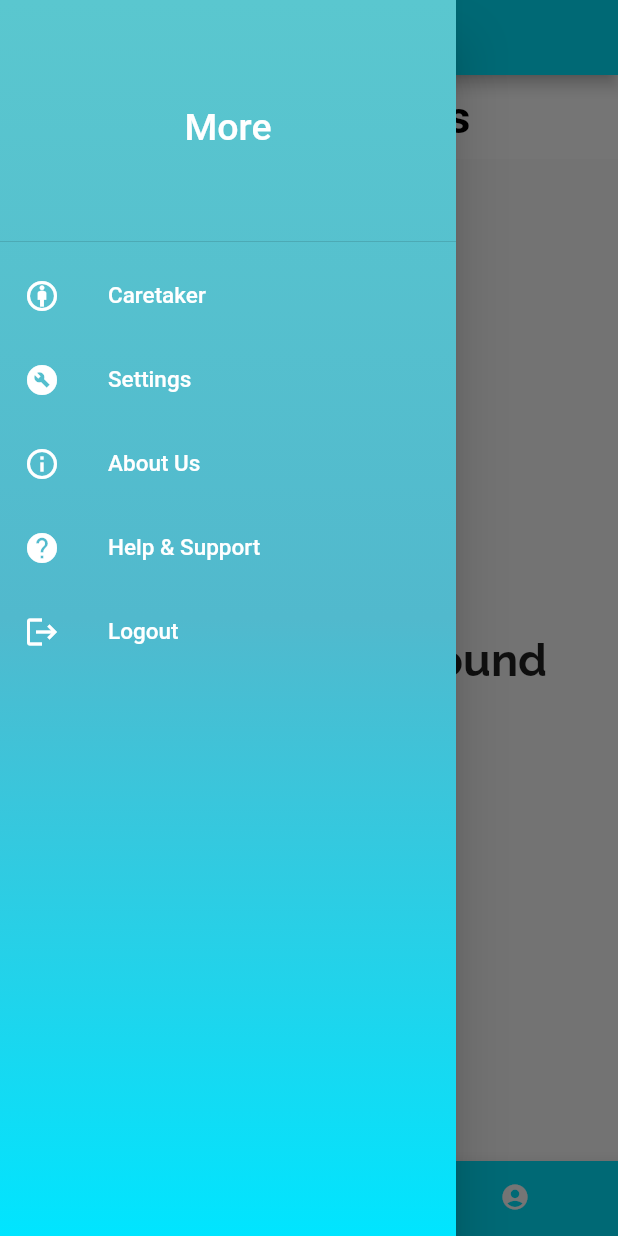
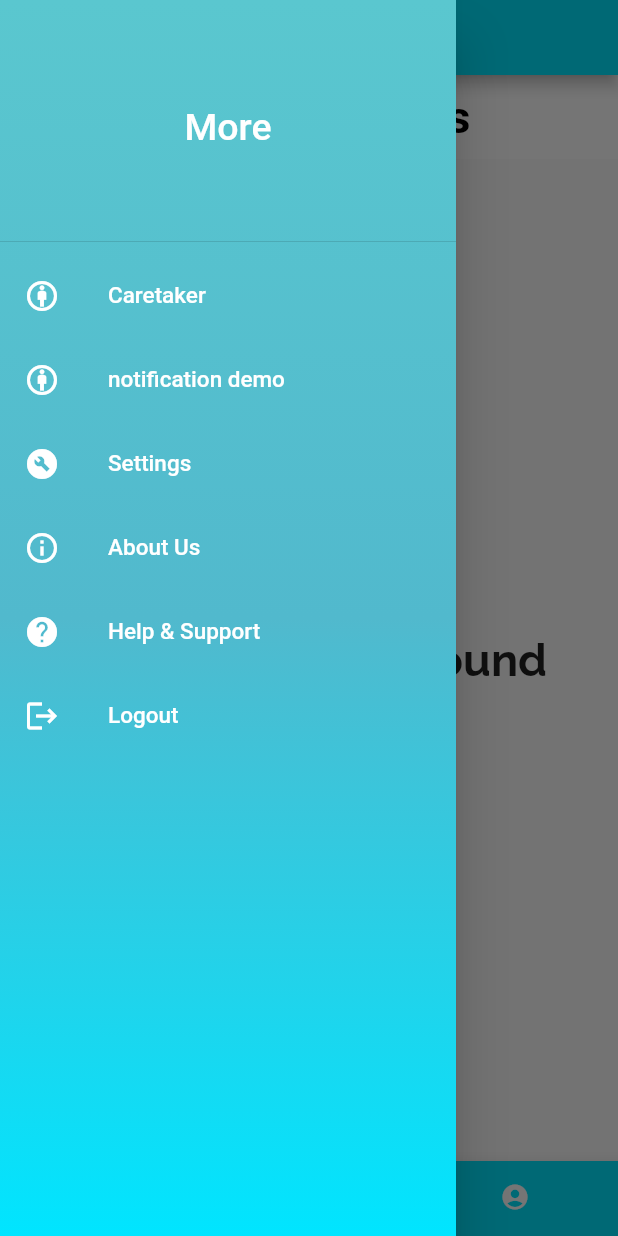
Before and after one commit to MedminderAJCE/MedMinder, a Flutter app: the HomePage screen opened directly, with the side drawer open, on a phone screen of 412 x 824 dp. Run offline on Flutter 3.47's test engine with Material 2 defaults, Android fonts, the phone set to English and light mode, and no system bars; our stand-ins replace cloud_firestore, firebase_auth, firebase_core, firebase_messaging, flutter_local_notifications, fluttertoast and 1 more; missing offline and left inert: flutter_sms; accounts and stored records are empty.

```diff
--- a/lib/screens/homepage.dart
+++ b/lib/screens/homepage.dart
@@ -10,6 +10,8 @@ import 'package:login/screens/firstpage.dart';
 import 'package:login/screens/home.dart';
 import 'package:login/screens/secondpage.dart';
 import 'package:login/screens/signin_screen.dart';
+import 'package:login/screens/notification.dart';
+
 // import 'package:google_nav_bar/google_nav_bar.dart';
 
 class HomePage extends StatefulWidget {
@@ -69,6 +71,17 @@ class _HomePageState extends State<HomePage> {
                 onTap: () {
                   Navigator.of(context).push(
                       MaterialPageRoute(builder: (context) => Caretaker()));
+                },
+              ),
+              ListTile(
+                leading: Icon(Icons.attribution, color: Colors.white,),  //build circle
+                title: Text(
+                  'notification demo',
+                  style: TextStyle(fontSize: 15 ,color: Colors.white,),
+                ),
+                onTap: () {
+                  Navigator.of(context).push(
+                      MaterialPageRoute(builder: (context) =>Notificationss()));
                 },
               ),
               ListTile(
--- a/pubspec.yaml
+++ b/pubspec.yaml
@@ -49,6 +49,7 @@ dependencies:
   url_launcher: ^6.1.11
   firebase_messaging: ^14.6.3
   http: ^0.13.4
+  flutter_sms: ^2.1.1
 
 
   # google_nav_bar: ^5.0.6
```
Also changed, not shown: lib/screens/notification.dart (added, +40 -0 lines), pubspec.lock.
